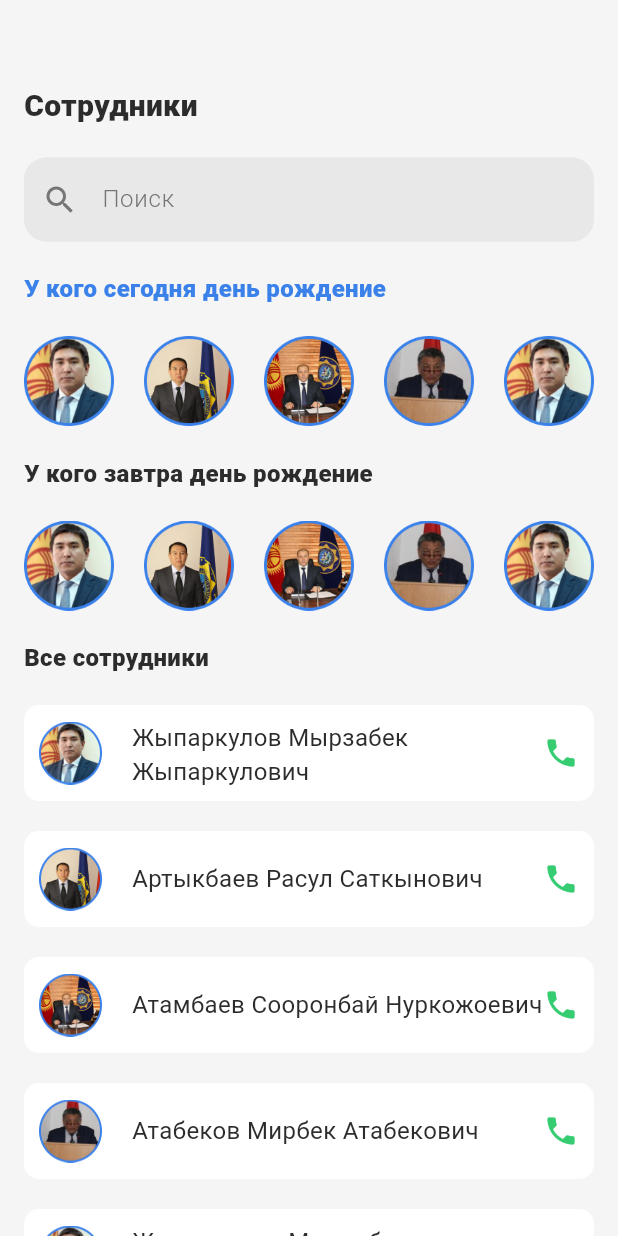
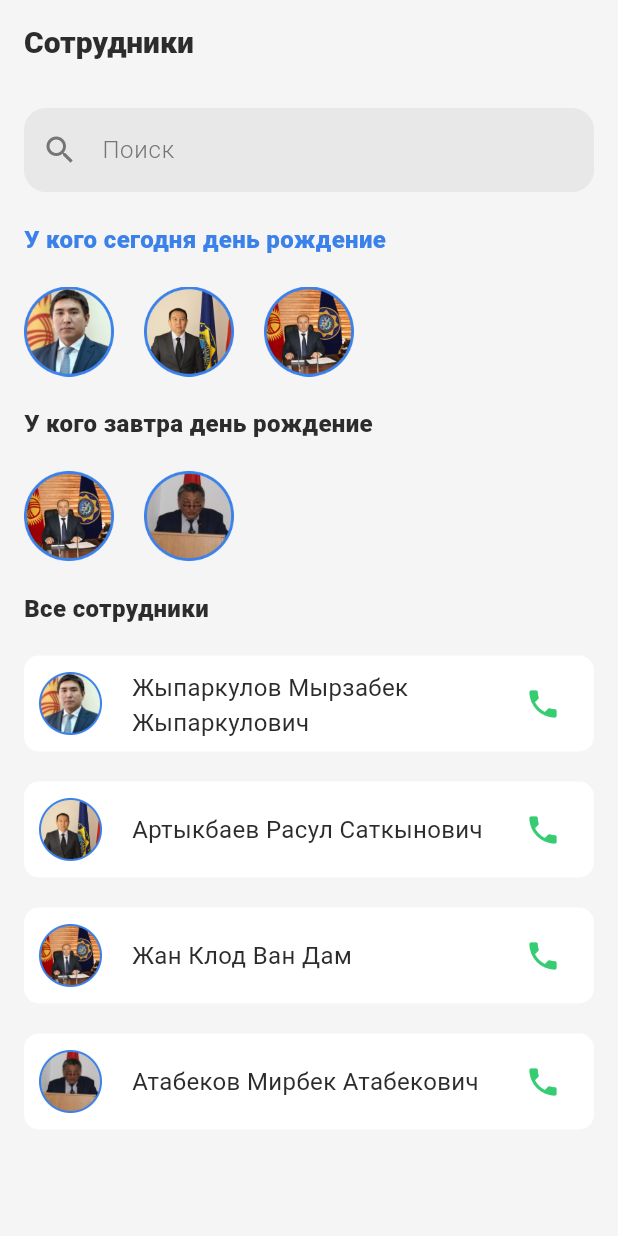
Before and after one commit to BolotbekShamshiev/flutter_lesson15, a Flutter app: the screen it shows after launch, on a phone screen of 412 x 824 dp. Run offline on Flutter 3.47's test engine with Material 3 defaults, Android fonts, the light colour scheme and no system bars; missing offline and left inert: flutter_phone_direct_caller.

Commit message:
first commit

```diff
--- a/lib/main.dart
+++ b/lib/main.dart
@@ -1,5 +1,5 @@
 import 'package:flutter/material.dart';
-import 'package:lesson15_practice/screens/employee_screen.dart';
+import 'package:lesson15_practice/screens/main_screen.dart';
 
 void main() {
   runApp(const MyApp());
@@ -13,11 +13,10 @@ class MyApp extends StatelessWidget {
     return MaterialApp(
       title: 'Flutter Demo',
       theme: ThemeData(
-
         colorScheme: ColorScheme.fromSeed(seedColor: Colors.deepPurple),
         useMaterial3: true,
       ),
-      home: EmployeeScreen(),
+      home: MainScreen(),
     );
   }
 }
--- /dev/null
+++ b/lib/models/user_model.dart
@@ -0,0 +1,121 @@
+// ignore_for_file: public_member_api_docs, sort_constructors_first
+class UserModel {
+  final String fullName;
+  final String? position;
+  final String? direction;
+  final String? department;
+  final String? dateOfBirth;
+  final String? email;
+  final String? phoneNumber;
+  final String imageUrl;
+
+  UserModel({
+    required this.fullName,
+    this.position,
+    this.direction,
+    this.department,
+    this.dateOfBirth,
+    this.email,
+    this.phoneNumber,
+    required this.imageUrl,
+  });
+}
+
+List<UserModel> employeeList = [
+  UserModel(
+    fullName: 'Жыпаркулов Мырзабек Жыпаркулович',
+    position: 'Генеральный директор',
+    direction: 'Дирекция управления',
+    department: 'Отдел управления',
+    dateOfBirth: '16.09.1972',
+    email: 'mjyparkulov@gosecotech.kg',
+    phoneNumber: '+996702345678',
+    imageUrl: 'assets/images/ava1.png',
+  ),
+  UserModel(
+    fullName: 'Артыкбаев Расул Саткынович',
+    position: 'Главный бухгалтер',
+    direction: 'Бухгалтерия',
+    department: 'Отдел бухгалтерского учета',
+    dateOfBirth: '16.09.1961',
+    email: 'rartykbaev@gosecotech.kg',
+    phoneNumber: '+996772345678',
+    imageUrl: 'assets/images/ava2.png',
+  ),
+  UserModel(
+    fullName: 'Жан Клод Ван Дам',
+    position: 'Специалист по закупкам',
+    direction: 'Государственные тендеры',
+    department: 'Отдел закупок',
+    dateOfBirth: '17.09.1968',
+    email: 'jcvandamme@gosecotech.kg',
+    phoneNumber: '+996554345678',
+    imageUrl: 'assets/images/ava3.png',
+  ),
+  UserModel(
+    fullName: 'Атабеков Мирбек Атабекович',
+    position: 'Специалист по маркетингу',
+    direction: 'Маркетинг',
+    department: 'Отдел культуры',
+    dateOfBirth: '17.09.1986',
+    email: 'matabekov@gosecotech.kg',
+    phoneNumber: '+996702345678',
+    imageUrl: 'assets/images/ava4.png',
+  ),
+];
+
+List<UserModel> birthdayList = [
+  UserModel(
+    fullName: 'Жыпаркулов Мырзабек Жыпаркулович',
+    position: 'Генеральный директор',
+    direction: 'Дирекция управления',
+    department: 'Отдел управления',
+    dateOfBirth: '16.09.1972',
+    email: 'mjyparkulov@gosecotech.kg',
+    phoneNumber: '+996702345678',
+    imageUrl: 'assets/images/ava1.png',
+  ),
+  UserModel(
+    fullName: 'Артыкбаев Расул Саткынович',
+    position: 'Главный бухгалтер',
+    direction: 'Бухгалтерия',
+    department: 'Отдел бухгалтерского учета',
+    dateOfBirth: '16.09.1961',
+    email: 'rartykbaev@gosecotech.kg',
+    phoneNumber: '+996772345678',
+    imageUrl: 'assets/images/ava2.png',
+  ),
+  UserModel(
+    fullName: 'Жан Клод Ван Дам',
+    position: 'Специалист по закупкам',
+    direction: 'Государственные тендеры',
+    department: 'Отдел закупок',
+    dateOfBirth: '17.09.1968',
+    email: 'jcvandamme@gosecotech.kg',
+    phoneNumber: '+996554345678',
+    imageUrl: 'assets/images/ava3.png',
+  ),
+];
+
+List<UserModel> tomorrowBirthdayList = [
+  UserModel(
+    fullName: 'Жан Клод Ван Дам',
+    position: 'Специалист по закупкам',
+    direction: 'Государственные тендеры',
+    department: 'Отдел закупок',
+    dateOfBirth: '17.09.1968',
+    email: 'jcvandamme@gosecotech.kg',
+    phoneNumber: '+996554345678',
+    imageUrl: 'assets/images/ava3.png',
+  ),
+  UserModel(
+    fullName: 'Атабеков Мирбек Атабекович',
+    position: 'Специалист по маркетингу',
+    direction: 'Маркетинг',
+    department: 'Отдел культуры',
+    dateOfBirth: '17.09.1986',
+    email: 'matabekov@gosecotech.kg',
+    phoneNumber: '+996702345678',
+    imageUrl: 'assets/images/ava4.png',
+  ),
+];
--- a/lib/screens/employee_screen.dart
+++ /dev/null
@@ -1,173 +0,0 @@
-import 'package:flutter/material.dart';
-import 'package:lesson15_practice/widgets/common_card.dart';
-import 'package:lesson15_practice/widgets/common_image.dart';
-import 'package:lesson15_practice/widgets/common_text.dart';
-
-class EmployeeScreen extends StatefulWidget {
-  const EmployeeScreen({super.key});
-
-  @override
-  State<EmployeeScreen> createState() => _Screen1State();
-}
-
-class _Screen1State extends State<EmployeeScreen> {
-  @override
-  Widget build(BuildContext context) {
-    return Scaffold(
-      backgroundColor: Colors.grey[100],
-      appBar: AppBar(
-        backgroundColor: Colors.grey[100],
-      ),
-      body: Padding(
-        padding: const EdgeInsets.symmetric(horizontal: 16),
-        child: SingleChildScrollView(
-          child: Column(
-            crossAxisAlignment: CrossAxisAlignment.start,
-            children: [
-              Text(
-                'Сотрудники',
-                style: TextStyle(
-                  color: Color(0xff2C2C2C),
-                  fontSize: 20,
-                  fontWeight: FontWeight.w900,
-                ),
-              ),
-              SizedBox(height: 20),
-              TextField(
-                decoration: InputDecoration(
-                  prefixIcon: Icon(
-                    Icons.search,
-                    size: 24,
-                    color: Color(0xff757575),
-                  ),
-                  labelText: 'Поиск',
-                  labelStyle: TextStyle(
-                    color: Color(0xff757575),
-                    fontSize: 16,
-                    fontWeight: FontWeight.w300,
-                  ),
-                  filled: true,
-                  fillColor: Color(0xffE8E8E8),
-                  enabledBorder: OutlineInputBorder(
-                    borderRadius: BorderRadius.circular(15),
-                    borderSide: BorderSide(
-                      width: 1,
-                      color: Color(0xffE8E8E8),
-                    ),
-                  ),
-                  focusedBorder: OutlineInputBorder(
-                    borderRadius: BorderRadius.circular(15),
-                    borderSide: BorderSide(
-                      width: 1,
-                      color: Colors.black,
-                    ),
-                  ),
-                ),
-              ),
-              SizedBox(height: 20),
-              CommonText(
-                title: 'У кого сегодня день рождение',
-                color: Color(0xff3B81EA),
-              ),
-              SizedBox(height: 20),
-              SingleChildScrollView(
-                scrollDirection: Axis.horizontal,
-                child: Row(
-                  children: [
-                    CommonImage(imageAddress: 'assets/images/ava1.png'),
-                    SizedBox(width: 20),
-                    CommonImage(imageAddress: 'assets/images/ava2.png'),
-                    SizedBox(width: 20),
-                    CommonImage(imageAddress: 'assets/images/ava3.png'),
-                    SizedBox(width: 20),
-                    CommonImage(imageAddress: 'assets/images/ava4.png'),
-                    SizedBox(width: 20),
-                    CommonImage(imageAddress: 'assets/images/ava1.png'),
-                    SizedBox(width: 20),
-                    CommonImage(imageAddress: 'assets/images/ava2.png'),
-                    SizedBox(width: 20),
-                    CommonImage(imageAddress: 'assets/images/ava3.png'),
-                    SizedBox(width: 20),
-                    CommonImage(imageAddress: 'assets/images/ava4.png'),
-                  ],
-                ),
-              ),
-              SizedBox(height: 20),
-              CommonText(
-                title: 'У кого завтра день рождение',
-              ),
-              SizedBox(height: 20),
-              SingleChildScrollView(
-                scrollDirection: Axis.horizontal,
-                child: Row(
-                  children: [
-                    CommonImage(imageAddress: 'assets/images/ava1.png'),
-                    SizedBox(width: 20),
-                    CommonImage(imageAddress: 'assets/images/ava2.png'),
-                    SizedBox(width: 20),
-                    CommonImage(imageAddress: 'assets/images/ava3.png'),
-                    SizedBox(width: 20),
-                    CommonImage(imageAddress: 'assets/images/ava4.png'),
-                    SizedBox(width: 20),
-                    CommonImage(imageAddress: 'assets/images/ava1.png'),
-                    SizedBox(width: 20),
-                    CommonImage(imageAddress: 'assets/images/ava2.png'),
-                    SizedBox(width: 20),
-                    CommonImage(imageAddress: 'assets/images/ava3.png'),
-                    SizedBox(width: 20),
-                    CommonImage(imageAddress: 'assets/images/ava4.png'),
-                  ],
-                ),
-              ),
-              SizedBox(height: 20),
-              CommonText(
-                title: 'Все сотрудники',
-              ),
-              SizedBox(height: 20),
-              CommonCard(
-                title: 'Жыпаркулов Мырзабек Жыпаркулович',
-                avatar: 'assets/images/ava1.png',
-              ),
-              SizedBox(height: 20),
-              CommonCard(
-                title: 'Артыкбаев Расул Саткынович',
-                avatar: 'assets/images/ava2.png',
-              ),
-              SizedBox(height: 20),
-              CommonCard(
-                title: 'Атамбаев Сооронбай Нуркожоевич',
-                avatar: 'assets/images/ava3.png',
-              ),
-              SizedBox(height: 20),
-              CommonCard(
-                title: 'Атабеков Мирбек Атабекович',
-                avatar: 'assets/images/ava4.png',
-              ),
-
-              SizedBox(height: 20),
-              CommonCard(
-                title: 'Жыпаркулов Мырзабек Жыпаркулович',
-                avatar: 'assets/images/ava1.png',
-              ),
-              SizedBox(height: 20),
-              CommonCard(
-                title: 'Артыкбаев Расул Саткынович',
-                avatar: 'assets/images/ava2.png',
-              ),
-              SizedBox(height: 20),
-              CommonCard(
-                title: 'Атамбаев Сооронбай Нуркожоевич',
-                avatar: 'assets/images/ava3.png',
-              ),
-              SizedBox(height: 20),
-              CommonCard(
-                title: 'Атабеков Мирбек Атабекович',
-                avatar: 'assets/images/ava4.png',
-              ),
-            ],
-          ),
-        ),
-      ),
-    );
-  }
-}
--- /dev/null
+++ b/lib/screens/main_screen.dart
@@ -0,0 +1,168 @@
+import 'package:flutter/material.dart';
+import 'package:lesson15_practice/models/user_model.dart';
+import 'package:lesson15_practice/screens/detail_screen.dart';
+import 'package:lesson15_practice/widgets/common_card.dart';
+import 'package:lesson15_practice/widgets/common_image.dart';
+import 'package:lesson15_practice/widgets/common_text.dart';
+
+class MainScreen extends StatefulWidget {
+  const MainScreen({super.key});
+
+  @override
+  State<MainScreen> createState() => _Screen1State();
+}
+
+class _Screen1State extends State<MainScreen> {
+  @override
+  Widget build(BuildContext context) {
+    return Scaffold(
+      backgroundColor: Colors.grey[100],
+      appBar: AppBar(
+        backgroundColor: Colors.grey[100],
+        centerTitle: false,
+        title: Text(
+          'Сотрудники',
+          style: TextStyle(
+            color: Color(0xff2C2C2C),
+            fontSize: 20,
+            fontWeight: FontWeight.w900,
+          ),
+        ),
+      ),
+      body: ListView(
+        // physics: const NeverScrollableScrollPhysics(),
+        shrinkWrap: true,
+        padding: EdgeInsets.all(16),
+        children: [
+          TextField(
+            decoration: InputDecoration(
+              prefixIcon: Icon(
+                Icons.search,
+                size: 24,
+                color: Color(0xff757575),
+              ),
+              labelText: 'Поиск',
+              labelStyle: TextStyle(
+                color: Color(0xff757575),
+                fontSize: 16,
+                fontWeight: FontWeight.w300,
+              ),
+              filled: true,
+              fillColor: Color(0xffE8E8E8),
+              enabledBorder: OutlineInputBorder(
+                borderRadius: BorderRadius.circular(15),
+                borderSide: BorderSide(
+                  width: 1,
+                  color: Color(0xffE8E8E8),
+                ),
+              ),
+              focusedBorder: OutlineInputBorder(
+                borderRadius: BorderRadius.circular(15),
+                borderSide: BorderSide(
+                  width: 1,
+                  color: Colors.black,
+                ),
+              ),
+            ),
+          ),
+          SizedBox(height: 20),
+          CommonText(
+            title: 'У кого сегодня день рождение',
+            color: Color(0xff3B81EA),
+          ),
+          SizedBox(height: 20),
+          SizedBox(
+            height: 60,
+            child: ListView.separated(
+              scrollDirection: Axis.horizontal,
+              itemCount: birthdayList.length,
+              itemBuilder: (context, index) {
+                return InkWell(
+                    highlightColor: Colors.transparent,
+                    splashFactory: NoSplash.splashFactory,
+                    onTap: () {
+                      Navigator.push(
+                        context,
+                        MaterialPageRoute(
+                          builder: (context) => DetailScreen(
+                            userModel: birthdayList[index],
+                          ),
+                        ),
+                      );
+                    },
+                    child: CommonImage(imageUrl: birthdayList[index].imageUrl));
+              },
+              separatorBuilder: (context, index) {
+                return SizedBox(width: 20);
+              },
+            ),
+          ),
+          SizedBox(height: 20),
+          CommonText(
+            title: 'У кого завтра день рождение',
+          ),
+          SizedBox(height: 20),
+          SizedBox(
+            height: 60,
+            child: ListView.separated(
+              scrollDirection: Axis.horizontal,
+              itemCount: tomorrowBirthdayList.length,
+              itemBuilder: (context, index) {
+                return InkWell(
+                  highlightColor: Colors.transparent,
+                  splashFactory: NoSplash.splashFactory,
+                  onTap: () {
+                    Navigator.push(
+                      context,
+                      MaterialPageRoute(
+                        builder: (context) => DetailScreen(
+                          userModel: tomorrowBirthdayList[index],
+                        ),
+                      ),
+                    );
+                  },
+                  child: CommonImage(
+                      imageUrl: tomorrowBirthdayList[index].imageUrl),
+                );
+              },
+              separatorBuilder: (context, index) {
+                return SizedBox(width: 20);
+              },
+            ),
+          ),
+          SizedBox(height: 20),
+          CommonText(
+            title: 'Все сотрудники',
+          ),
+          SizedBox(height: 20),
+          ListView.separated(
+            shrinkWrap: true,
+            physics: NeverScrollableScrollPhysics(),
+            itemCount: employeeList.length,
+            itemBuilder: (context, index) {
+              return InkWell(
+                onTap: () {
+                    Navigator.push(
+                      context,
+                      MaterialPageRoute(
+                        builder: (context) => DetailScreen(
+                          userModel: employeeList[index],
+                        ),
+                      ),
+                    );
+                  },
+                child: CommonCard(
+                    fullName: employeeList[index].fullName,
+                    imageUrl: employeeList[index].imageUrl,
+                    phoneNumber: employeeList[index].phoneNumber ?? ''),
+              );
+            },
+            separatorBuilder: (context, index) {
+              return SizedBox(height: 20);
+            },
+          ),
+        ],
+      ),
+    );
+  }
+}
--- a/lib/widgets/common_image.dart
+++ b/lib/widgets/common_image.dart
@@ -1,29 +1,21 @@
 // ignore_for_file: public_member_api_docs, sort_constructors_first
 import 'package:flutter/material.dart';
-import 'package:lesson15_practice/screens/detail_screen.dart';
 
 class CommonImage extends StatelessWidget {
-  final String imageAddress;
+  final String imageUrl;
 
   const CommonImage({
     Key? key,
-    required this.imageAddress,
+    required this.imageUrl,
   }) : super(key: key);
 
   @override
   Widget build(BuildContext context) {
-    return InkWell(
-      onTap: () {
-        Navigator.push(
-          context,
-          MaterialPageRoute(builder: (context) => DetailScreen()),
-        );
-      },
-      child: Image.asset(
-        imageAddress,
+    return Image.asset(
+        imageUrl,
         width: 60,
         height: 60,
-      ),
+
     );
   }
 }
--- a/lib/widgets/common_text3.dart
+++ b/lib/widgets/common_text3.dart
@@ -28,7 +28,7 @@ class CommonText3 extends StatelessWidget {
         Icon(
           Icons.phone,
           color: color ?? Colors.white,
-        )
+        ),
       ],
     );
   }
--- a/pubspec.yaml
+++ b/pubspec.yaml
@@ -35,6 +35,7 @@ dependencies:
   # The following adds the Cupertino Icons font to your application.
   # Use with the CupertinoIcons class for iOS style icons.
   cupertino_icons: ^1.0.6
+  flutter_phone_direct_caller: ^2.1.1
 
 dev_dependencies:
   flutter_test:
```
Also changed, not shown: lib/models/employee_model.dart (deleted, +0 -59 lines), lib/screens/detail_screen.dart (+19 -16 lines), lib/widgets/common_card.dart (+142 -18 lines), pubspec.lock.
